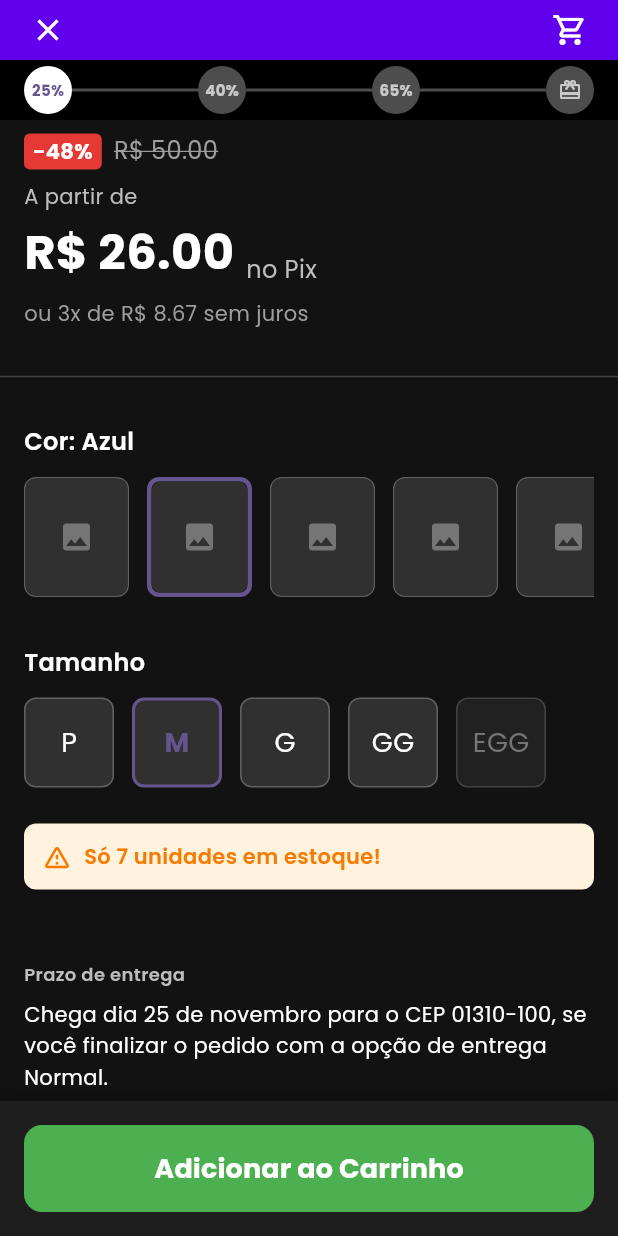
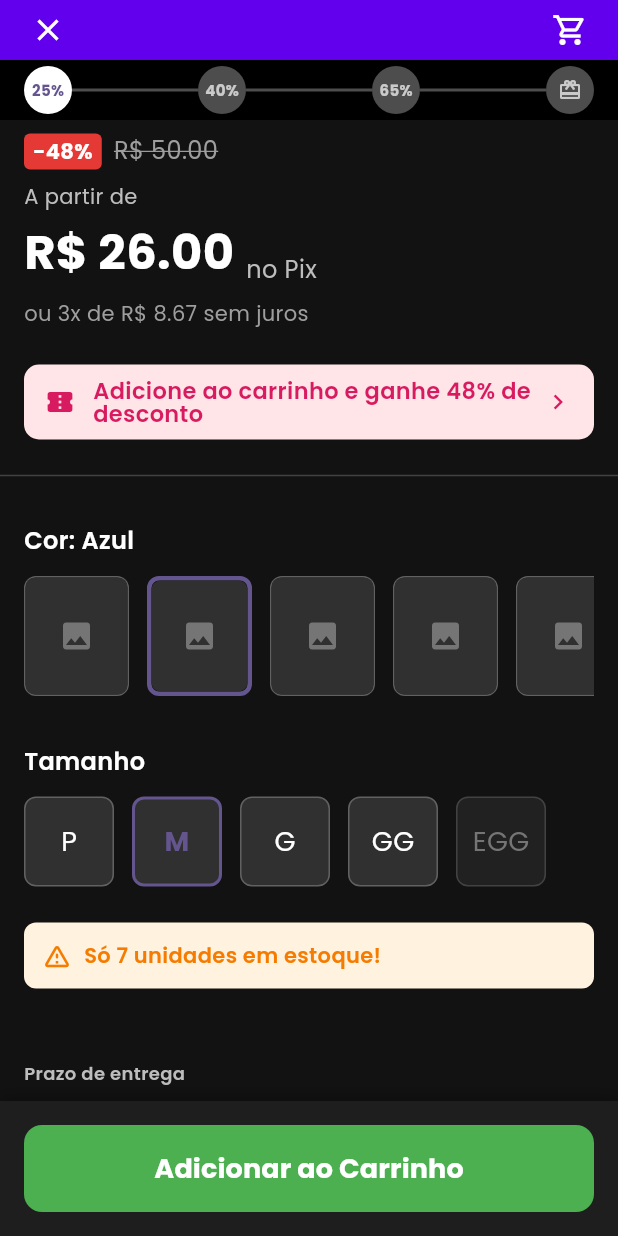
Before and after one commit to italoandres/eshop-admin-panel-updated, a Flutter app: the ProductDetailPage screen opened directly with empty values, scrolled down 576 dp, on a phone screen of 412 x 824 dp. Run offline on Flutter 3.47's test engine with Material 3 defaults, Android fonts, the phone set to English and light mode, and no system bars; our stand-ins replace cached_network_image, carousel_slider, dio, flutter_riverpod, flutter_secure_storage, freezed_annotation and 5 more; accounts and stored records are empty.

Commit message:
Ajustar altura e posicionamento da tarja de desconto progressivo
- Reduzir altura do card com padding vertical de 14px para 10px
- Adicionar height: 1.0 ao texto para ficar bem justo
- Reduzir tamanho dos ícones de 22px para 20px
- Reposicionar card para logo após o preço parcelado (não mais após prazo de entrega)
- Card agora aparece imediatamente após _buildPriceSection()

```diff
--- a/lib/features/products/presentation/pages/product_detail_page.dart
+++ b/lib/features/products/presentation/pages/product_detail_page.dart
@@ -67,6 +67,12 @@ class _ProductDetailPageState extends State<ProductDetailPage> {
                 // Preço
                 _buildPriceSection(),
 
+                // Tarja de desconto progressivo (se houver)
+                if (mockProgressiveDiscountPercent != null && mockProgressiveDiscountPercent! > 0)
+                  ProductProgressiveDiscountBanner(
+                    discountPercent: mockProgressiveDiscountPercent!,
+                  ),
+
                 Divider(height: 32, thickness: 1, color: Colors.grey[800]),
 
                 // Seletor de cor
@@ -82,12 +88,6 @@ class _ProductDetailPageState extends State<ProductDetailPage> {
 
                 // Seção: Prazo de entrega
                 _buildDeliverySection(),
-
-                // Tarja de desconto progressivo (se houver)
-                if (mockProgressiveDiscountPercent != null && mockProgressiveDiscountPercent! > 0)
-                  ProductProgressiveDiscountBanner(
-                    discountPercent: mockProgressiveDiscountPercent!,
-                  ),
 
                 Divider(height: 32, thickness: 1, color: Colors.grey[800]),
 
--- a/lib/features/products/presentation/widgets/product_progressive_discount_banner.dart
+++ b/lib/features/products/presentation/widgets/product_progressive_discount_banner.dart
@@ -11,7 +11,7 @@ class ProductProgressiveDiscountBanner extends StatelessWidget {
   @override
   Widget build(BuildContext context) {
     return Padding(
-      padding: const EdgeInsets.symmetric(horizontal: 16, vertical: 12),
+      padding: const EdgeInsets.symmetric(horizontal: 16, vertical: 8),
       child: GestureDetector(
         onTap: () {
           // TODO: Abrir página explicando o desconto progressivo
@@ -22,7 +22,7 @@ class ProductProgressiveDiscountBanner extends StatelessWidget {
           );
         },
         child: Container(
-          padding: const EdgeInsets.all(14),
+          padding: const EdgeInsets.symmetric(horizontal: 14, vertical: 10),
           decoration: BoxDecoration(
             color: const Color(0xFFFFE4E8),
             borderRadius: BorderRadius.circular(10),
@@ -33,7 +33,7 @@ class ProductProgressiveDiscountBanner extends StatelessWidget {
               const Icon(
                 Icons.confirmation_number,
                 color: Color(0xFFD81B60),
-                size: 22,
+                size: 20,
               ),
               const SizedBox(width: 12),
               // Texto
@@ -44,6 +44,7 @@ class ProductProgressiveDiscountBanner extends StatelessWidget {
                     fontSize: 15,
                     fontWeight: FontWeight.w600,
                     color: Color(0xFFD81B60),
+                    height: 1.0,
                   ),
                 ),
               ),
@@ -52,7 +53,7 @@ class ProductProgressiveDiscountBanner extends StatelessWidget {
               const Icon(
                 Icons.chevron_right,
                 color: Color(0xFFD81B60),
-                size: 22,
+                size: 20,
               ),
             ],
           ),
```
